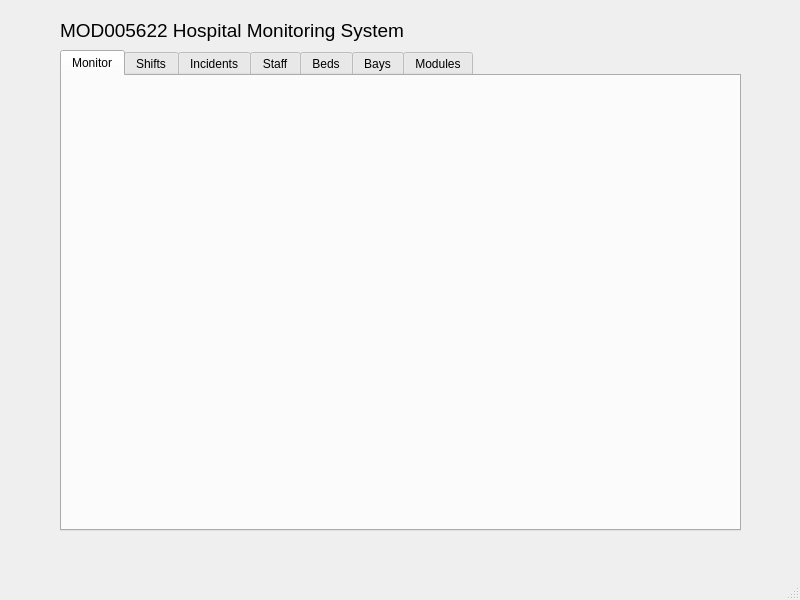
The window that src/files/mainwindow.ui (ZaxterB/Hospital) describes before a commit, drawn with Qt 5.
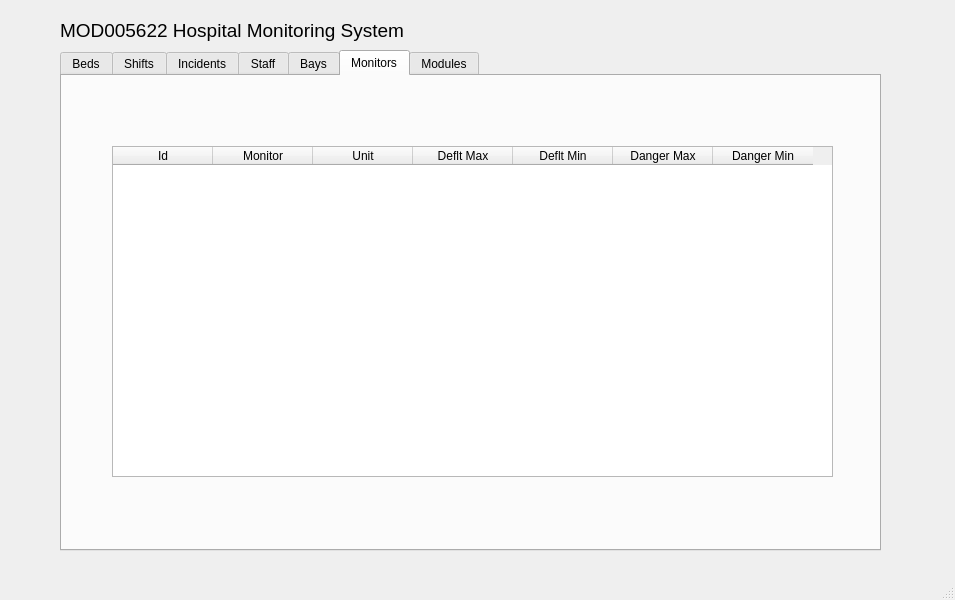
The same window after the commit. The open tabs and pages were chosen to show the change.

Diff of the .ui file:
```diff
--- a/src/files/mainwindow.ui
+++ b/src/files/mainwindow.ui
@@ -6,7 +6,7 @@
    <rect>
     <x>0</x>
     <y>0</y>
-    <width>800</width>
+    <width>955</width>
     <height>600</height>
    </rect>
   </property>
@@ -19,8 +19,8 @@
      <rect>
       <x>60</x>
       <y>50</y>
-      <width>681</width>
-      <height>481</height>
+      <width>821</width>
+      <height>501</height>
      </rect>
     </property>
     <property name="tabPosition">
@@ -29,9 +29,9 @@
     <property name="currentIndex">
      <number>4</number>
     </property>
-    <widget class="QWidget" name="tabMonitor">
+    <widget class="QWidget" name="tabBeds">
      <attribute name="title">
-      <string>Monitor</string>
+      <string>Beds</string>
      </attribute>
     </widget>
     <widget class="QWidget" name="tabShifts">
@@ -249,37 +249,6 @@
       </column>
      </widget>
     </widget>
-    <widget class="QWidget" name="tabBeds">
-     <attribute name="title">
-      <string>Beds</string>
-     </attribute>
-     <widget class="QTableWidget" name="tblBed">
-      <property name="geometry">
-       <rect>
-        <x>50</x>
-        <y>70</y>
-        <width>581</width>
-        <height>331</height>
-       </rect>
-      </property>
-      <property name="rowCount">
-       <number>0</number>
-      </property>
-      <property name="columnCount">
-       <number>2</number>
-      </property>
-      <column>
-       <property name="text">
-        <string>Bed</string>
-       </property>
-      </column>
-      <column>
-       <property name="text">
-        <string>Modules</string>
-       </property>
-      </column>
-     </widget>
-    </widget>
     <widget class="QWidget" name="tabBays">
      <attribute name="title">
       <string>Bays</string>
@@ -340,6 +309,74 @@
       </column>
      </widget>
     </widget>
+    <widget class="QWidget" name="tabMonitor">
+     <attribute name="title">
+      <string>Monitors</string>
+     </attribute>
+     <widget class="QTableWidget" name="tblMonitorTypes">
+      <property name="geometry">
+       <rect>
+        <x>50</x>
+        <y>70</y>
+        <width>721</width>
+        <height>331</height>
+       </rect>
+      </property>
+      <property name="lineWidth">
+       <number>1</number>
+      </property>
+      <property name="alternatingRowColors">
+       <bool>true</bool>
+      </property>
+      <property name="selectionMode">
+       <enum>QAbstractItemView::SingleSelection</enum>
+      </property>
+      <property name="selectionBehavior">
+       <enum>QAbstractItemView::SelectRows</enum>
+      </property>
+      <property name="rowCount">
+       <number>0</number>
+      </property>
+      <property name="columnCount">
+       <number>7</number>
+      </property>
+      <column>
+       <property name="text">
+        <string>Id</string>
+       </property>
+      </column>
+      <column>
+       <property name="text">
+        <string>Monitor</string>
+       </property>
+      </column>
+      <column>
+       <property name="text">
+        <string>Unit</string>
+       </property>
+      </column>
+      <column>
+       <property name="text">
+        <string>Deflt Max</string>
+       </property>
+      </column>
+      <column>
+       <property name="text">
+        <string>Deflt Min</string>
+       </property>
+      </column>
+      <column>
+       <property name="text">
+        <string>Danger Max</string>
+       </property>
+      </column>
+      <column>
+       <property name="text">
+        <string>Danger Min</string>
+       </property>
+      </column>
+     </widget>
+    </widget>
     <widget class="QWidget" name="tabModules">
      <attribute name="title">
       <string>Modules</string>
```
Left out of the diff: 71 changed lines with no effect on the pictures.
